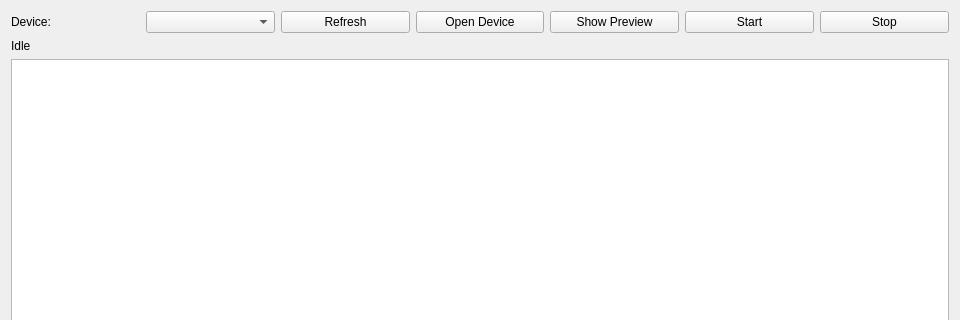
MarquezLin/GVFG_Standalone, file samples/gvfg_qt_preview/mainwindow.ui: the form before one commit; both pictures show x 0 to 960 and y 0 to 320 of the 960 by 640 pixel window.
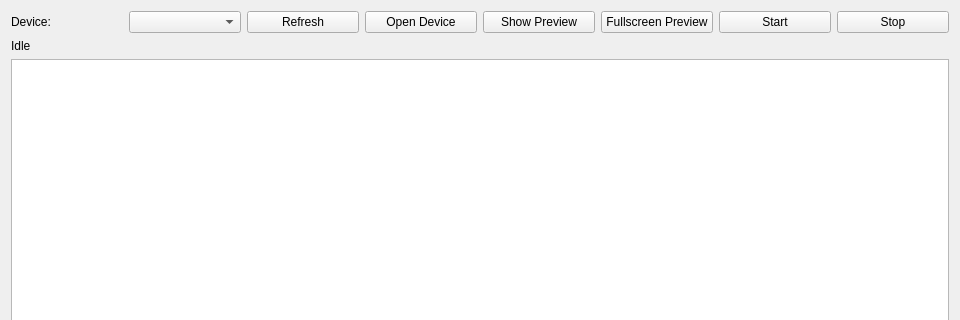
The form after the commit.

Commit message: Simplify XDMA types and add fullscreen preview

Patch:
```diff
--- a/samples/gvfg_qt_preview/mainwindow.ui
+++ b/samples/gvfg_qt_preview/mainwindow.ui
@@ -47,6 +47,13 @@
        </property>
       </widget>
      </item>
+     <item>
+      <widget class="QPushButton" name="fullscreenPreviewButton">
+       <property name="text">
+        <string>Fullscreen Preview</string>
+       </property>
+      </widget>
+     </item>
      <item>
       <widget class="QPushButton" name="startButton">
        <property name="text">
```
The commit also changes 12 other files.
